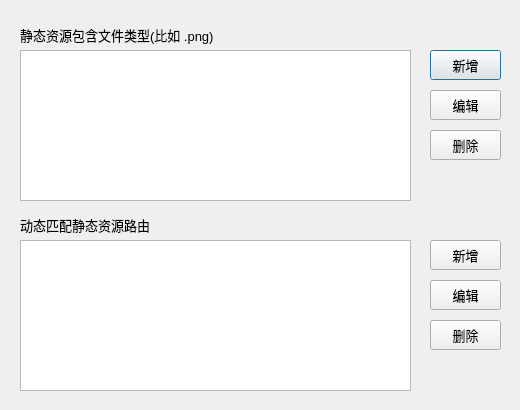
First picture: the form in qt_ui/server_config_win/win_ui.ui, repository ShenWei-HopeNoBug/mock-api-server, before the edit.
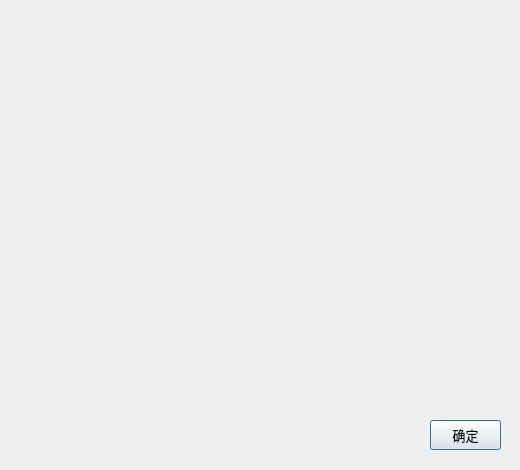
Second picture: the form after the edit.

Commit message: 服务配置使用通用编辑模块

Patch:
```diff
--- a/qt_ui/server_config_win/win_ui.ui
+++ b/qt_ui/server_config_win/win_ui.ui
@@ -7,105 +7,39 @@
     <x>0</x>
     <y>0</y>
     <width>520</width>
-    <height>410</height>
+    <height>470</height>
    </rect>
   </property>
   <property name="windowTitle">
    <string>Dialog</string>
   </property>
-  <widget class="QListWidget" name="fileTypeListWidget">
-   <property name="geometry">
-    <rect>
-     <x>20</x>
-     <y>50</y>
-     <width>391</width>
-     <height>151</height>
-    </rect>
-   </property>
-   <property name="font">
-    <font>
-     <pointsize>10</pointsize>
-    </font>
-   </property>
-  </widget>
-  <widget class="QListWidget" name="staticRouteListWidget">
-   <property name="geometry">
-    <rect>
-     <x>20</x>
-     <y>240</y>
-     <width>391</width>
-     <height>151</height>
-    </rect>
-   </property>
-   <property name="font">
-    <font>
-     <pointsize>10</pointsize>
-    </font>
-   </property>
-  </widget>
-  <widget class="QLabel" name="fileTypeLabel">
+  <widget class="QWidget" name="verticalLayoutWidget">
    <property name="geometry">
     <rect>
      <x>20</x>
      <y>20</y>
-     <width>251</width>
-     <height>30</height>
+     <width>481</width>
+     <height>381</height>
     </rect>
    </property>
-   <property name="minimumSize">
-    <size>
-     <width>0</width>
-     <height>30</height>
-    </size>
-   </property>
-   <property name="font">
-    <font>
-     <pointsize>10</pointsize>
-    </font>
-   </property>
-   <property name="text">
-    <string>静态资源包含文件类型(比如 .png)</string>
-   </property>
+   <layout class="QVBoxLayout" name="verticalLayout">
+    <property name="spacing">
+     <number>0</number>
+    </property>
+    <property name="sizeConstraint">
+     <enum>QLayout::SetMaximumSize</enum>
+    </property>
+   </layout>
   </widget>
-  <widget class="QLabel" name="staticRouteLabel">
+  <widget class="QPushButton" name="confirmPushButton">
    <property name="geometry">
     <rect>
-     <x>20</x>
-     <y>210</y>
-     <width>251</width>
-     <height>30</height>
-    </rect>
-   </property>
-   <property name="minimumSize">
-    <size>
-     <width>0</width>
-     <height>30</height>
-    </size>
-   </property>
-   <property name="font">
-    <font>
-     <pointsize>10</pointsize>
-    </font>
-   </property>
-   <property name="text">
-    <string>动态匹配静态资源路由</string>
-   </property>
-  </widget>
-  <widget class="QPushButton" name="addFileTypePushButton">
-   <property name="geometry">
-    <rect>
      <x>430</x>
-     <y>50</y>
+     <y>420</y>
      <width>71</width>
      <height>30</height>
     </rect>
    </property>
-   <property name="minimumSize">
-    <size>
-     <width>0</width>
-     <height>30</height>
-    </size>
-   </property>
    <property name="font">
     <font>
      <pointsize>10</pointsize>
@@ -115,142 +49,7 @@
     <cursorShape>PointingHandCursor</cursorShape>
    </property>
    <property name="text">
-    <string>新增</string>
-   </property>
-  </widget>
-  <widget class="QPushButton" name="deleteFileTypePushButton">
-   <property name="geometry">
-    <rect>
-     <x>430</x>
-     <y>130</y>
-     <width>71</width>
-     <height>30</height>
-    </rect>
-   </property>
-   <property name="minimumSize">
-    <size>
-     <width>0</width>
-     <height>30</height>
-    </size>
-   </property>
-   <property name="font">
-    <font>
-     <pointsize>10</pointsize>
-    </font>
-   </property>
-   <property name="cursor">
-    <cursorShape>PointingHandCursor</cursorShape>
-   </property>
-   <property name="text">
-    <string>删除</string>
-   </property>
-  </widget>
-  <widget class="QPushButton" name="deleteStaticRoutePushButton">
-   <property name="geometry">
-    <rect>
-     <x>430</x>
-     <y>320</y>
-     <width>71</width>
-     <height>30</height>
-    </rect>
-   </property>
-   <property name="minimumSize">
-    <size>
-     <width>0</width>
-     <height>30</height>
-    </size>
-   </property>
-   <property name="font">
-    <font>
-     <pointsize>10</pointsize>
-    </font>
-   </property>
-   <property name="cursor">
-    <cursorShape>PointingHandCursor</cursorShape>
-   </property>
-   <property name="text">
-    <string>删除</string>
-   </property>
-  </widget>
-  <widget class="QPushButton" name="addStaticRoutePushButton">
-   <property name="geometry">
-    <rect>
-     <x>430</x>
-     <y>240</y>
-     <width>71</width>
-     <height>30</height>
-    </rect>
-   </property>
-   <property name="minimumSize">
-    <size>
-     <width>0</width>
-     <height>30</height>
-    </size>
-   </property>
-   <property name="font">
-    <font>
-     <pointsize>10</pointsize>
-    </font>
-   </property>
-   <property name="cursor">
-    <cursorShape>PointingHandCursor</cursorShape>
-   </property>
-   <property name="text">
-    <string>新增</string>
-   </property>
-  </widget>
-  <widget class="QPushButton" name="editStaticRoutePushButton">
-   <property name="geometry">
-    <rect>
-     <x>430</x>
-     <y>280</y>
-     <width>71</width>
-     <height>30</height>
-    </rect>
-   </property>
-   <property name="minimumSize">
-    <size>
-     <width>0</width>
-     <height>30</height>
-    </size>
-   </property>
-   <property name="font">
-    <font>
-     <pointsize>10</pointsize>
-    </font>
-   </property>
-   <property name="cursor">
-    <cursorShape>PointingHandCursor</cursorShape>
-   </property>
-   <property name="text">
-    <string>编辑</string>
-   </property>
-  </widget>
-  <widget class="QPushButton" name="editFileTypePushButton">
-   <property name="geometry">
-    <rect>
-     <x>430</x>
-     <y>90</y>
-     <width>71</width>
-     <height>30</height>
-    </rect>
-   </property>
-   <property name="minimumSize">
-    <size>
-     <width>0</width>
-     <height>30</height>
-    </size>
-   </property>
-   <property name="font">
-    <font>
-     <pointsize>10</pointsize>
-    </font>
-   </property>
-   <property name="cursor">
-    <cursorShape>PointingHandCursor</cursorShape>
-   </property>
-   <property name="text">
-    <string>编辑</string>
+    <string>确定</string>
    </property>
   </widget>
  </widget>
```
The commit also changes 5 other files.
